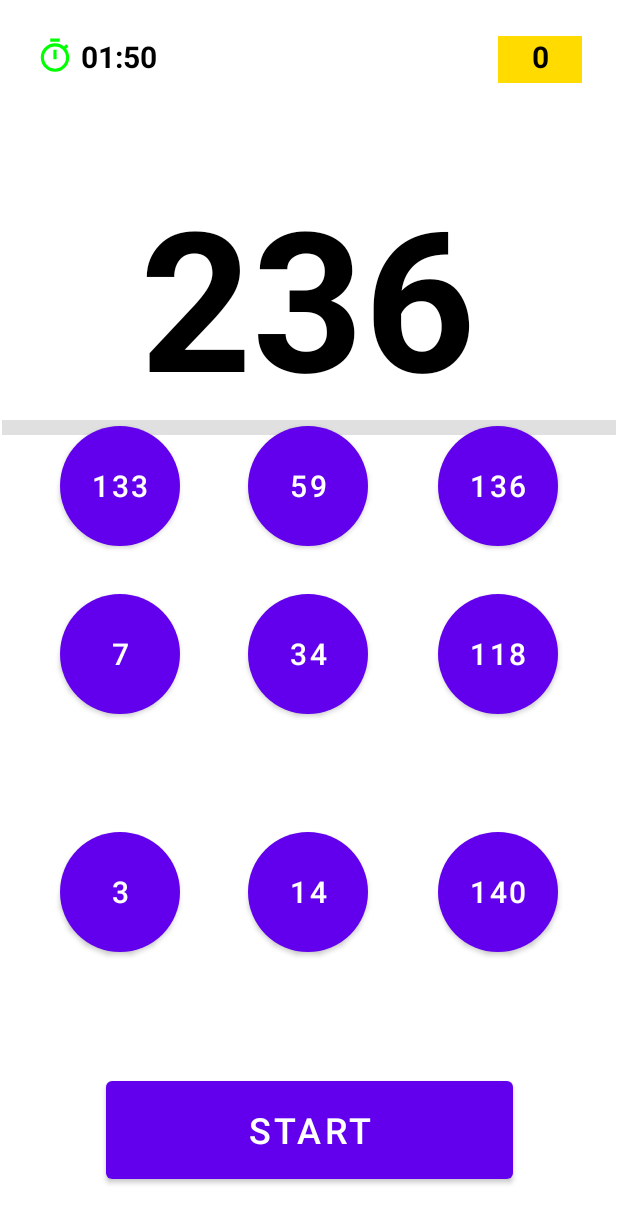
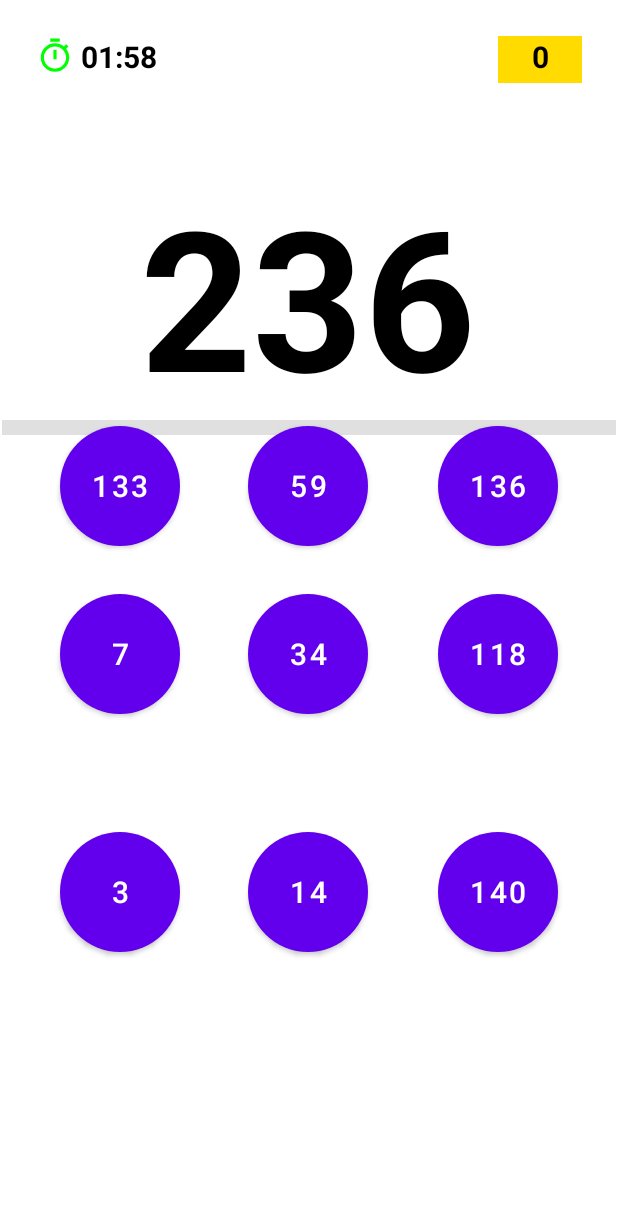
Before and after one commit to augsmachado/android_peg_solitaire, an Android app: the screen it shows after launch (MainActivity), after a tap on "START", on a phone screen of 412 x 824 dp. Shown: the top 1223 px of the screen. Run offline under Robolectric (Android 15) with nearby library versions, the phone set to English and light mode, and no system bars.

Commit message:
Improve Restart and Start method
- cron sincronize with start button
- restart a game and create a new attempt

```diff
--- a/PegSolitaire/app/src/main/java/com/augsmachado/pegsolitaire/MainActivity.java
+++ b/PegSolitaire/app/src/main/java/com/augsmachado/pegsolitaire/MainActivity.java
@@ -33,7 +33,7 @@ public class MainActivity extends AppCompatActivity {
     // Initialize buttons
     private Button mFirstButton, mSecondButton, mThirdButton, mFourthButton, mFifthButton;
     private Button mSixthButton, mSeventhButton, mEighthButton, mNinthButton;
-    private Button mStartNewGame;
+    private Button mStart, mRestart;
 
 
     @Override
@@ -41,6 +41,21 @@ public class MainActivity extends AppCompatActivity {
         super.onCreate(savedInstanceState);
         setContentView(R.layout.activity_main);
         bindViews();
+
+
+
+
+
+
+        // Initialize mStart button
+        mStart.setOnClickListener(new View.OnClickListener() {
+            @Override
+            public void onClick(View v) {
+                newGame();
+                showButtons();
+
+                mStart.setVisibility(View.INVISIBLE);
+                mTimer.setVisibility(View.VISIBLE);
 
                 // Initialize timer duration
                 long duration = TimeUnit.MINUTES.toMillis(MAX_MINUTES);
@@ -64,30 +79,27 @@ public class MainActivity extends AppCompatActivity {
                         // When finish, hide text view
                         mTimer.setVisibility(View.GONE);
 
+                        hideButtons();
+                        mStart.setVisibility(View.VISIBLE);
+                        mRestart.setVisibility(View.INVISIBLE);
+
                         // Display toast
                         Toast.makeText(getApplicationContext(), "Countdown timer has ended", Toast.LENGTH_SHORT).show();
                     }
                 }.start();
-
-
-        // Initialize mStartNewGame button behavior
-        mStartNewGame.setOnClickListener(new View.OnClickListener() {
-            @Override
-            public void onClick(View v) {
-                // Generate random number above 2
-                int randomNumber = generateRandomNumber(MAX_RANDOM);
-
-                if (randomNumber < 2) randomNumber = 2;
-
-                // Generate game board and set mResults view
-                generateBoardGame(randomNumber);
-
-                mResults.setText(String.valueOf(randomNumber));
             }
         });
 
+        // Restart with new game
+        mRestart.setOnClickListener(new View.OnClickListener() {
+            @Override
+            public void onClick(View v) {
+                newGame();
+                showButtons();
 
-
+                mRestart.setVisibility(View.INVISIBLE);
+            }
+        });
 
 
         // Set behavior for each button displayed with numbers
@@ -95,49 +107,75 @@ public class MainActivity extends AppCompatActivity {
         mFirstButton.setOnClickListener(v -> {
             String str = (String) mFirstButton.getText();
             subtractNumber(str);
+
+            mFirstButton.setClickable(false);
+            mFirstButton.setVisibility(View.INVISIBLE);
         });
 
         mSecondButton.setOnClickListener(v -> {
             String str = (String) mSecondButton.getText();
             subtractNumber(str);
+
+            mSecondButton.setClickable(false);
+            mSecondButton.setVisibility(View.INVISIBLE);
         });
 
         mThirdButton.setOnClickListener(v -> {
             String str = (String) mThirdButton.getText();
             subtractNumber(str);
+
+            mThirdButton.setClickable(false);
+            mThirdButton.setVisibility(View.INVISIBLE);
         });
 
         mFourthButton.setOnClickListener(v -> {
             String str = (String) mFourthButton.getText();
             subtractNumber(str);
+
+            mFourthButton.setClickable(false);
+            mFourthButton.setVisibility(View.INVISIBLE);
         });
 
         mFifthButton.setOnClickListener(v -> {
             String str = (String) mFifthButton.getText();
             subtractNumber(str);
+
+            mFifthButton.setClickable(false);
+            mFifthButton.setVisibility(View.INVISIBLE);
         });
 
         mSixthButton.setOnClickListener(v -> {
             String str = (String) mSixthButton.getText();
             subtractNumber(str);
+
+            mSixthButton.setClickable(false);
+            mSixthButton.setVisibility(View.INVISIBLE);
         });
 
         mSeventhButton.setOnClickListener(v -> {
             String str = (String) mSeventhButton.getText();
             subtractNumber(str);
+
+            mSeventhButton.setClickable(false);
+            mSeventhButton.setVisibility(View.INVISIBLE);
         });
 
         mEighthButton.setOnClickListener(v -> {
             String str = (String) mEighthButton.getText();
             subtractNumber(str);
+
+            mEighthButton.setClickable(false);
+            mEighthButton.setVisibility(View.INVISIBLE);
         });
 
         mNinthButton.setOnClickListener(v -> {
             String str = (String) mNinthButton.getText();
             subtractNumber(str);
+
+            mNinthButton.setClickable(false);
+            mNinthButton.setVisibility(View.INVISIBLE);
         });
     }
-
 
     private void bindViews() {
         // Initialize the components in view
@@ -156,19 +194,22 @@ public class MainActivity extends AppCompatActivity {
         mEighthButton = findViewById(R.id.line3Button2);
         mNinthButton = findViewById(R.id.line3Button3);
 
-        mStartNewGame = findViewById(R.id.startNewGame);
+        mStart = findViewById(R.id.startNewGame);
+        mRestart = findViewById(R.id.restart);
 
-        // Initialize the behavior of button
-        mFirstButton.setClickable(true);
-        mSecondButton.setClickable(true);
-        mThirdButton.setClickable(true);
-        mFourthButton.setClickable(true);
-        mFifthButton.setClickable(true);
-        mSixthButton.setClickable(true);
-        mSeventhButton.setClickable(true);
-        mEighthButton.setClickable(true);
-        mNinthButton.setClickable(true);
+    }
 
+    // Create a new game
+    private void newGame() {
+        // Generate random number above 2
+        int randomNumber = generateRandomNumber(MAX_RANDOM);
+
+        if (randomNumber < 2) randomNumber = 2;
+
+        // Generate game board and set mResults view
+        generateBoardGame(randomNumber);
+
+        mResults.setText(String.valueOf(randomNumber));
     }
 
     // Generate random number above 2
@@ -294,12 +335,72 @@ public class MainActivity extends AppCompatActivity {
     // When results = 1 and timer > 0, add 1 in score
     private void addScores(int results) {
         String sScore = (String) mScores.getText();
+        String sTimer = (String) mTimer.getText();
+
         int scores = Integer.parseInt(sScore);
+
+        boolean matches = sTimer.matches(" 00:00");
 
         if (results == 1) {
             scores = scores + 1;
 
             mScores.setText(String.valueOf(scores));
+
+            mRestart.setVisibility(View.VISIBLE);
+        }
+
+        if (results < 1 || matches == true) {
+            hideButtons();
+            mRestart.setVisibility(View.VISIBLE);
         }
     }
+
+    // When results < 1 or time = 0, hide buttons
+    private void hideButtons() {
+        mFirstButton.setClickable(false);
+        mSecondButton.setClickable(false);
+        mThirdButton.setClickable(false);
+        mFourthButton.setClickable(false);
+        mFifthButton.setClickable(false);
+        mSixthButton.setClickable(false);
+        mSeventhButton.setClickable(false);
+        mEighthButton.setClickable(false);
+        mNinthButton.setClickable(false);
+
+        mFirstButton.setVisibility(View.INVISIBLE);
+        mSecondButton.setVisibility(View.INVISIBLE);
+        mThirdButton.setVisibility(View.INVISIBLE);
+        mFourthButton.setVisibility(View.INVISIBLE);
+        mFifthButton.setVisibility(View.INVISIBLE);
+        mSixthButton.setVisibility(View.INVISIBLE);
+        mSeventhButton.setVisibility(View.INVISIBLE);
+        mEighthButton.setVisibility(View.INVISIBLE);
+        mNinthButton.setVisibility(View.INVISIBLE);
     }
+
+    // When start or restart game, show buttons
+    // Initialize the behavior of button
+    private void showButtons() {
+        mFirstButton.setClickable(true);
+        mSecondButton.setClickable(true);
+        mThirdButton.setClickable(true);
+        mFourthButton.setClickable(true);
+        mFifthButton.setClickable(true);
+        mSixthButton.setClickable(true);
+        mSeventhButton.setClickable(true);
+        mEighthButton.setClickable(true);
+        mNinthButton.setClickable(true);
+
+        mFirstButton.setVisibility(View.VISIBLE);
+        mSecondButton.setVisibility(View.VISIBLE);
+        mThirdButton.setVisibility(View.VISIBLE);
+        mFourthButton.setVisibility(View.VISIBLE);
+        mFifthButton.setVisibility(View.VISIBLE);
+        mSixthButton.setVisibility(View.VISIBLE);
+        mSeventhButton.setVisibility(View.VISIBLE);
+        mEighthButton.setVisibility(View.VISIBLE);
+        mNinthButton.setVisibility(View.VISIBLE);
+
+        mStart.setVisibility(View.INVISIBLE);
+    }
+}
--- a/PegSolitaire/app/src/main/res/layout/activity_main.xml
+++ b/PegSolitaire/app/src/main/res/layout/activity_main.xml
@@ -54,6 +54,21 @@
         app:layout_constraintVertical_bias="1.0" />
 
     <Button
+        android:id="@+id/restart"
+        android:layout_width="271dp"
+        android:layout_height="77dp"
+        android:layout_marginTop="606dp"
+        android:layout_marginBottom="32dp"
+        android:text="@string/restart_button"
+        android:textSize="24sp"
+        android:visibility="invisible"
+        app:layout_constraintBottom_toBottomOf="parent"
+        app:layout_constraintEnd_toEndOf="parent"
+        app:layout_constraintStart_toStartOf="parent"
+        app:layout_constraintTop_toTopOf="parent"
+        app:layout_constraintVertical_bias="1.0" />
+
+    <Button
         android:id="@+id/line2Button3"
         android:layout_width="80dp"
         android:layout_height="80dp"
@@ -65,6 +80,7 @@
         android:textAlignment="center"
         android:textColor="@color/white"
         android:textSize="20sp"
+        android:visibility="invisible"
         app:layout_constraintEnd_toEndOf="parent"
         app:layout_constraintTop_toTopOf="parent" />
 
@@ -80,6 +96,7 @@
         android:textAlignment="center"
         android:textColor="@color/white"
         android:textSize="20sp"
+        android:visibility="invisible"
         app:layout_constraintEnd_toEndOf="parent"
         app:layout_constraintTop_toTopOf="parent" />
 
@@ -94,6 +111,7 @@
         android:textAlignment="center"
         android:textColor="@color/white"
         android:textSize="20sp"
+        android:visibility="invisible"
         app:layout_constraintEnd_toStartOf="@+id/line1Button3"
         app:layout_constraintHorizontal_bias="0.494"
         app:layout_constraintStart_toEndOf="@+id/line1Button1"
@@ -111,6 +129,7 @@
         android:textAlignment="center"
         android:textColor="@color/white"
         android:textSize="20sp"
+        android:visibility="invisible"
         app:layout_constraintStart_toStartOf="parent"
         app:layout_constraintTop_toTopOf="parent" />
 
@@ -126,6 +145,7 @@
         android:textAlignment="center"
         android:textColor="@color/white"
         android:textSize="20sp"
+        android:visibility="invisible"
         app:layout_constraintStart_toStartOf="parent"
         app:layout_constraintTop_toBottomOf="@+id/line1Button1" />
 
@@ -140,6 +160,7 @@
         android:textAlignment="center"
         android:textColor="@color/white"
         android:textSize="20sp"
+        android:visibility="invisible"
         app:layout_constraintEnd_toStartOf="@+id/line2Button3"
         app:layout_constraintHorizontal_bias="0.494"
         app:layout_constraintStart_toEndOf="@+id/line2Button1"
@@ -159,6 +180,7 @@
         android:textAlignment="center"
         android:textColor="@color/white"
         android:textSize="20sp"
+        android:visibility="invisible"
         app:layout_constraintBottom_toBottomOf="parent"
         app:layout_constraintStart_toStartOf="parent"
         app:layout_constraintTop_toBottomOf="@+id/line2Button1" />
@@ -175,6 +197,7 @@
         android:textAlignment="center"
         android:textColor="@color/white"
         android:textSize="20sp"
+        android:visibility="invisible"
         app:layout_constraintBottom_toBottomOf="parent"
         app:layout_constraintEnd_toStartOf="@+id/line3Button3"
         app:layout_constraintHorizontal_bias="0.494"
@@ -194,6 +217,7 @@
         android:textAlignment="center"
         android:textColor="@color/white"
         android:textSize="20sp"
+        android:visibility="invisible"
         app:layout_constraintBottom_toBottomOf="parent"
         app:layout_constraintEnd_toEndOf="parent"
         app:layout_constraintTop_toBottomOf="@+id/line2Button3" />
--- a/PegSolitaire/app/src/main/res/values/strings.xml
+++ b/PegSolitaire/app/src/main/res/values/strings.xml
@@ -2,5 +2,5 @@
     <string name="app_name">PegSolitaire</string>
 
     <string name="start_button">Start</string>
-    <string name="new_game_button">New Game</string>
+    <string name="restart_button">Restart</string>
 </resources>
```
Lines whose indentation alone changed are shown as unchanged.
